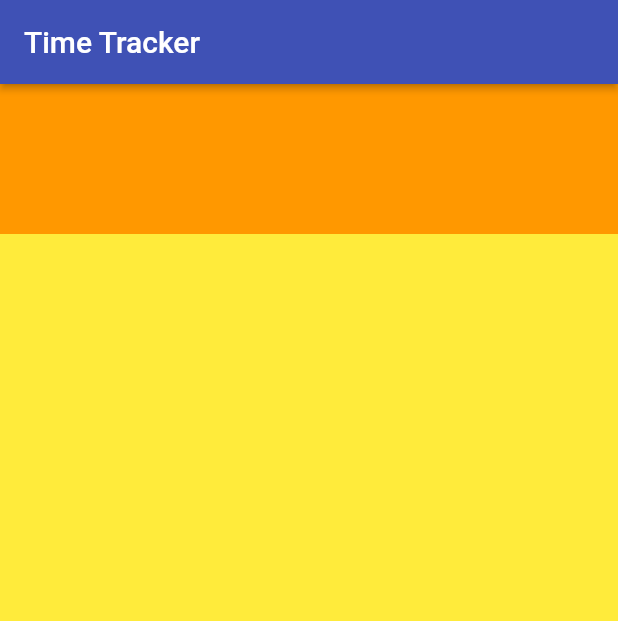
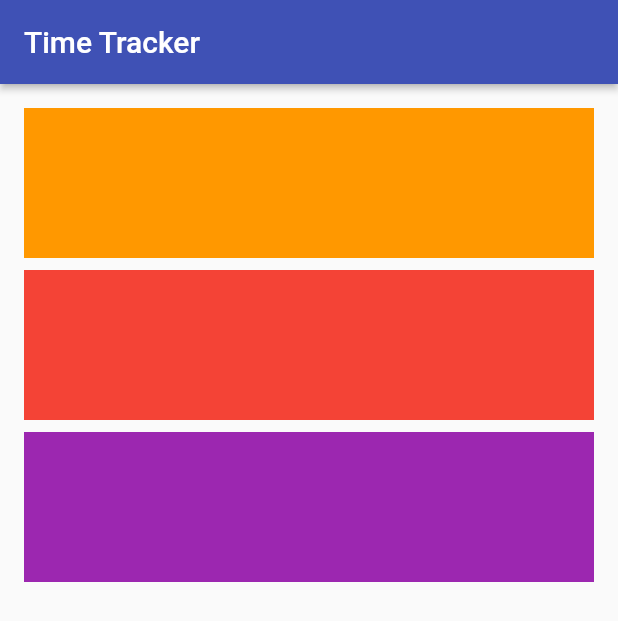
Before and after one commit to CoderNamedHendrick/time_tracker_flutter, a Flutter app: the screen it shows after launch, on a phone screen of 412 x 824 dp. Shown: the top 621 px of the screen. Run offline on Flutter 3.47's test engine with Material 2 defaults, Android fonts, the phone set to English and light mode, and no system bars.

Commit message:
Building the signIn page layout

```diff
--- a/lib/app/signin/signin_page.dart
+++ b/lib/app/signin/signin_page.dart
@@ -1,6 +1,6 @@
 import 'package:flutter/material.dart';
 
-class SignInPage extends StatelessWidget{
+class SignInPage extends StatelessWidget {
   @override
   Widget build(BuildContext context) {
     return Scaffold(
@@ -8,8 +8,13 @@ class SignInPage extends StatelessWidget{
         title: Text("Time Tracker"),
         elevation: 2.0,
       ),
-      body: Container(
-        color: Colors.yellow,
+      body: _buildContent(),
+    );
+  }
+
+  Widget _buildContent() {
+    return Padding(
+      padding: EdgeInsets.all(16),
       child: Column(
         crossAxisAlignment: CrossAxisAlignment.stretch,
         children: <Widget>[
@@ -18,9 +23,22 @@ class SignInPage extends StatelessWidget{
             child: SizedBox(
               height: 100,
             ),
-            )
+          ),
+          SizedBox(height: 8.0,),
+          Container(
+            color: Colors.red,
+            child: SizedBox(
+              height: 100,
+            ),
+          ),
+          SizedBox(height: 8.0,),
+          Container(
+            color: Colors.purple,
+            child: SizedBox(
+              height: 100,
+            ),
+          ),
         ],
-        ),
       ),
     );
   }
```
Lines whose indentation alone changed are shown as unchanged.
